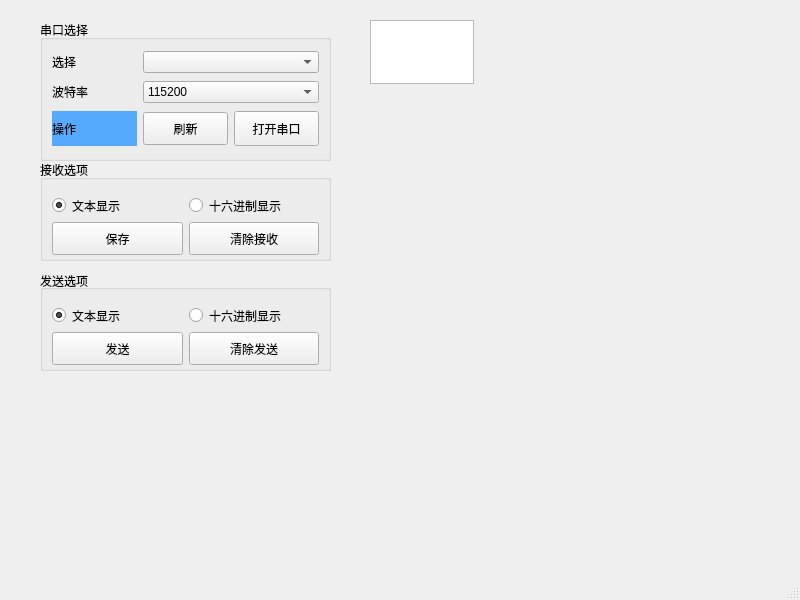
The window that ui_mainwidow.ui (StrangeChan/SerialDebuggingAssistant) describes before a commit, drawn with Qt 5.
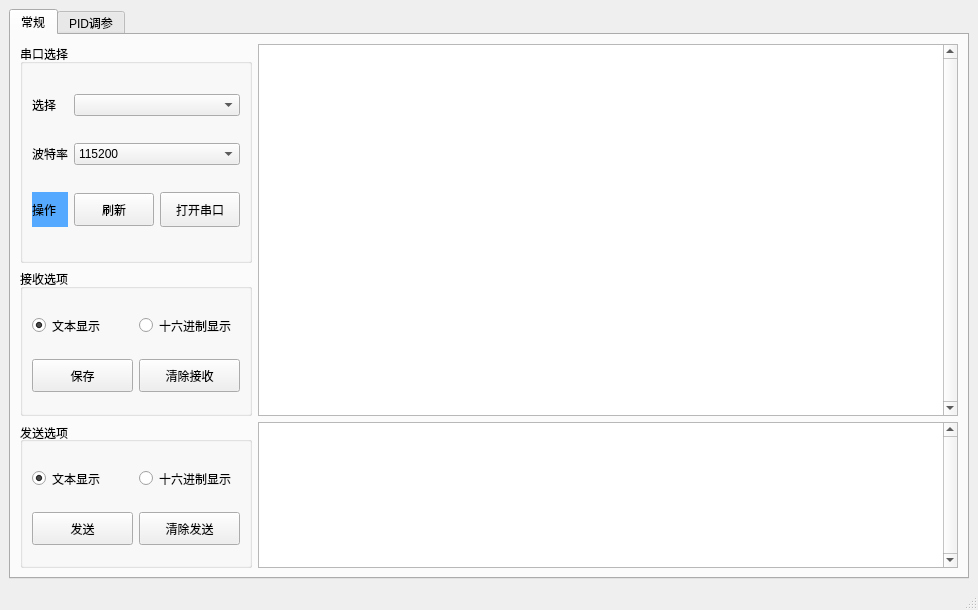
The same window after the commit.

Patch:
```diff
--- a/ui_mainwidow.ui
+++ b/ui_mainwidow.ui
@@ -6,33 +6,33 @@
    <rect>
     <x>0</x>
     <y>0</y>
-    <width>800</width>
-    <height>600</height>
+    <width>978</width>
+    <height>610</height>
    </rect>
   </property>
   <property name="windowTitle">
    <string>串口调试助手</string>
   </property>
+  <property name="iconSize">
+   <size>
+    <width>18</width>
+    <height>18</height>
+   </size>
+  </property>
   <widget class="QWidget" name="centralwidget">
-   <widget class="QPlainTextEdit" name="plainTextEdit">
-    <property name="geometry">
-     <rect>
-      <x>370</x>
-      <y>20</y>
-      <width>104</width>
-      <height>64</height>
-     </rect>
-    </property>
-   </widget>
+   <layout class="QVBoxLayout" name="verticalLayout">
+    <item>
+     <widget class="QTabWidget" name="tabWidget">
+      <property name="currentIndex">
+       <number>0</number>
+      </property>
+      <widget class="QWidget" name="tab">
+       <attribute name="title">
+        <string>常规</string>
+       </attribute>
+       <layout class="QGridLayout" name="gridLayout_4" rowstretch="3,2,2" columnstretch="1,4">
+        <item row="0" column="0">
    <widget class="QGroupBox" name="groupBox">
-    <property name="geometry">
-     <rect>
-      <x>40</x>
-      <y>20</y>
-      <width>291</width>
-      <height>141</height>
-     </rect>
-    </property>
     <property name="title">
      <string>串口选择</string>
     </property>
@@ -59,6 +59,9 @@
      </item>
      <item row="1" column="1" colspan="2">
       <widget class="QComboBox" name="comboBox_baud">
+             <property name="sizeAdjustPolicy">
+              <enum>QComboBox::AdjustToMinimumContentsLength</enum>
+             </property>
        <item>
         <property name="text">
          <string>115200</string>
@@ -87,7 +90,11 @@
       </widget>
      </item>
      <item row="0" column="1" colspan="2">
-      <widget class="QComboBox" name="comboBox_com"/>
+            <widget class="QComboBox" name="comboBox_com">
+             <property name="sizeAdjustPolicy">
+              <enum>QComboBox::AdjustToMinimumContentsLength</enum>
+             </property>
+            </widget>
      </item>
      <item row="2" column="2">
       <widget class="QPushButton" name="pushButton_uart_sw">
@@ -138,15 +145,22 @@
      </item>
     </layout>
    </widget>
+        </item>
+        <item row="0" column="1" rowspan="2">
+         <widget class="QPlainTextEdit" name="plainTextEdit_rx">
+          <property name="verticalScrollBarPolicy">
+           <enum>Qt::ScrollBarAlwaysOn</enum>
+          </property>
+          <property name="readOnly">
+           <bool>true</bool>
+          </property>
+          <property name="centerOnScroll">
+           <bool>true</bool>
+          </property>
+         </widget>
+        </item>
+        <item row="1" column="0">
    <widget class="QGroupBox" name="groupBox_2">
-    <property name="geometry">
-     <rect>
-      <x>40</x>
-      <y>160</y>
-      <width>291</width>
-      <height>101</height>
-     </rect>
-    </property>
     <property name="title">
      <string>接收选项</string>
     </property>
@@ -217,15 +231,9 @@
      </item>
     </layout>
    </widget>
+        </item>
+        <item row="2" column="0">
    <widget class="QGroupBox" name="groupBox_3">
-    <property name="geometry">
-     <rect>
-      <x>40</x>
-      <y>270</y>
-      <width>291</width>
-      <height>101</height>
-     </rect>
-    </property>
     <property name="title">
      <string>发送选项</string>
     </property>
@@ -299,7 +307,46 @@
      </item>
     </layout>
    </widget>
-  </widget>
+        </item>
+        <item row="2" column="1">
+         <widget class="QPlainTextEdit" name="plainTextEdit_tx">
+          <property name="verticalScrollBarPolicy">
+           <enum>Qt::ScrollBarAlwaysOn</enum>
+          </property>
+         </widget>
+        </item>
+       </layout>
+      </widget>
+      <widget class="QWidget" name="tab_2">
+       <attribute name="title">
+        <string>PID调参</string>
+       </attribute>
+       <widget class="QTabWidget" name="tabWidget_2">
+        <property name="geometry">
+         <rect>
+          <x>140</x>
+          <y>150</y>
+          <width>120</width>
+          <height>80</height>
+         </rect>
+        </property>
+        <widget class="QWidget" name="tab_3">
+         <attribute name="title">
+          <string>Tab 1</string>
+         </attribute>
+        </widget>
+        <widget class="QWidget" name="tab_4">
+         <attribute name="title">
+          <string>Tab 2</string>
+         </attribute>
+        </widget>
+       </widget>
+      </widget>
+     </widget>
+    </item>
+   </layout>
+  </widget>
+  <widget class="QStatusBar" name="statusbar"/>
   <widget class="QMenuBar" name="menubar">
    <property name="geometry">
     <rect>
@@ -310,7 +357,6 @@
     </rect>
    </property>
   </widget>
-  <widget class="QStatusBar" name="statusbar"/>
  </widget>
  <resources/>
  <connections/>
```
Left out of the diff: 40 changed lines with no effect on the pictures. Lines whose indentation alone changed are shown as unchanged.
